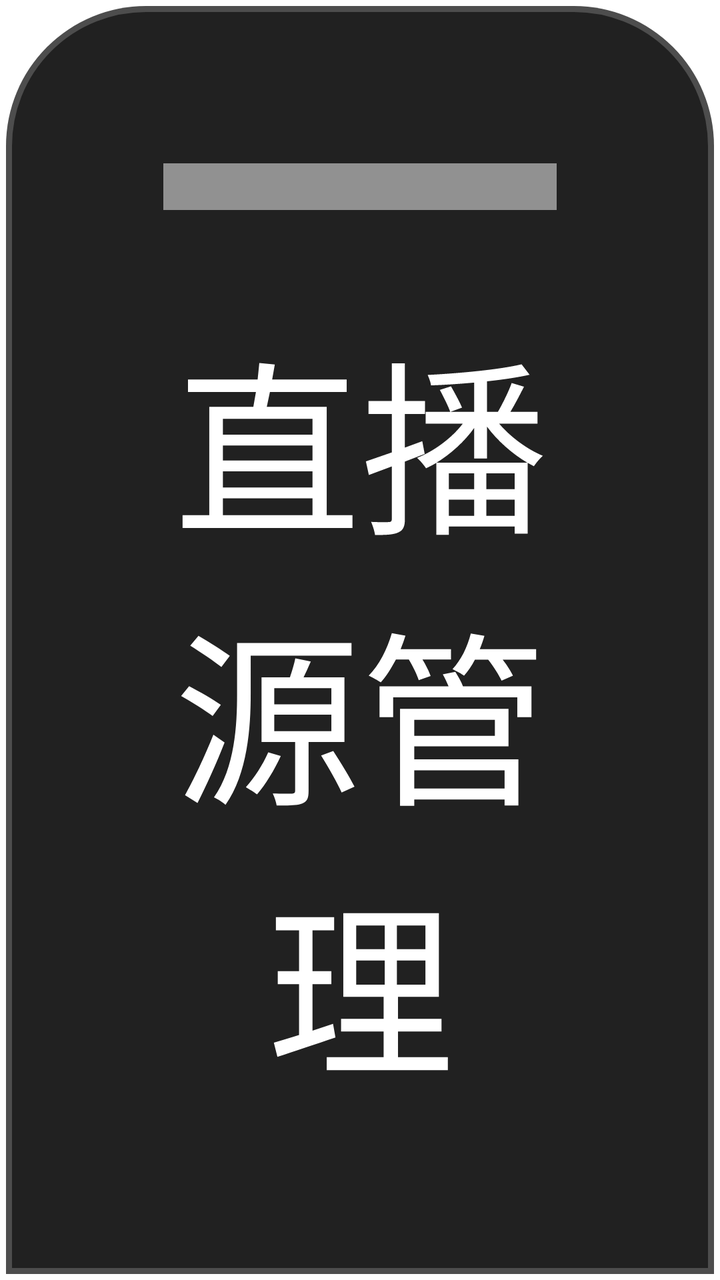
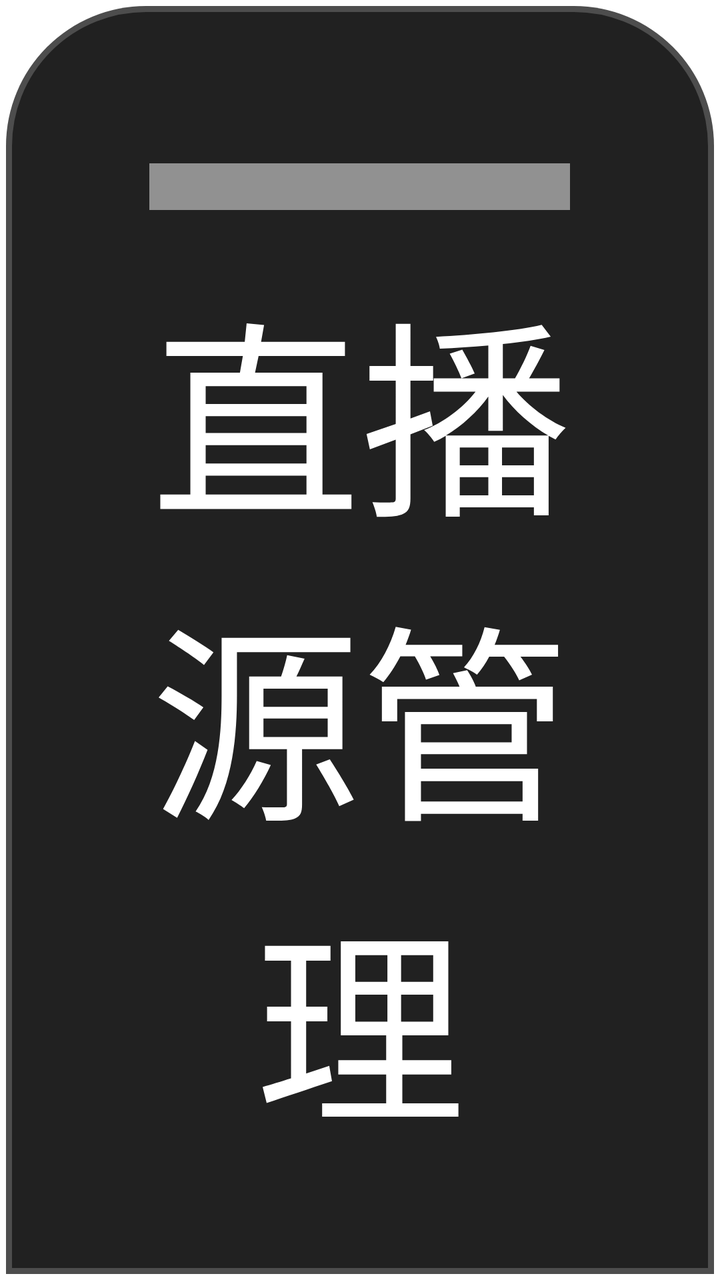

Two renders of the same Android screen: before a commit and after it. Below are the layout's source before the change and the commit's diff.
<!-- AndroidManifest.xml: application theme AppTheme.NoActionBar -->
<!-- res/layout/dialog_live_source.xml -->
<?xml version="1.0" encoding="utf-8"?>
<LinearLayout xmlns:android="http://schemas.android.com/apk/res/android"
    android:layout_width="match_parent"
    android:layout_height="match_parent"
    android:background="@drawable/shape_bottom_sheet_bg"
    android:orientation="vertical"
    android:padding="@dimen/vs_14">

    <View
        android:id="@+id/dragHandle"
        android:layout_width="@dimen/vs_36"
        android:layout_height="@dimen/vs_4"
        android:layout_gravity="center_horizontal"
        android:background="@color/dialog_text_hint" />

    <TextView
        android:id="@+id/title"
        android:layout_width="match_parent"
        android:layout_height="wrap_content"
        android:layout_marginTop="@dimen/vs_8"
        android:gravity="center"
        android:text="直播源管理"
        android:textColor="@color/dialog_text_primary"
        android:textSize="@dimen/ts_30" />

    <FrameLayout
        android:layout_width="match_parent"
        android:layout_height="0dp"
        android:layout_marginTop="@dimen/vs_8"
        android:layout_weight="1">

        <androidx.recyclerview.widget.RecyclerView
            android:id="@+id/list"
            android:layout_width="match_parent"
            android:layout_height="match_parent"
            android:clipToPadding="false" />
    </FrameLayout>

    
    <LinearLayout
        android:layout_width="match_parent"
        android:layout_height="wrap_content"
        android:layout_marginTop="@dimen/vs_8"
        android:orientation="horizontal">

        <EditText
            android:id="@+id/input_live_name"
            android:layout_width="0dp"
            android:layout_height="wrap_content"
            android:layout_weight="2"
            android:background="@drawable/input_dialog_api_input"
            android:hint="直播源名（可空）"
            android:imeOptions="actionNext|flagNoExtractUi"
            android:inputType="text"
            android:maxLines="1"
            android:paddingLeft="@dimen/vs_2"
            android:paddingTop="@dimen/vs_10"
            android:paddingRight="@dimen/vs_2"
            android:paddingBottom="@dimen/vs_10"
            android:singleLine="true"
            android:textColor="@color/dialog_text_primary"
            android:textColorHint="@color/dialog_text_hint"
            android:textSize="@dimen/ts_24" />

        <EditText
            android:id="@+id/input_live_url"
            android:layout_width="0dp"
            android:layout_height="wrap_content"
            android:layout_marginStart="@dimen/vs_5"
            android:layout_weight="3"
            android:background="@drawable/input_dialog_api_input"
            android:hint="输入直播源地址明文"
            android:imeOptions="actionDone|flagNoExtractUi"
            android:inputType="text"
            android:maxLines="1"
            android:paddingLeft="@dimen/vs_2"
            android:paddingTop="@dimen/vs_10"
            android:paddingRight="@dimen/vs_2"
            android:paddingBottom="@dimen/vs_10"
            android:singleLine="true"
            android:textColor="@color/dialog_text_primary"
            android:textColorHint="@color/dialog_text_hint"
            android:textSize="@dimen/ts_24" />

        <TextView
            android:id="@+id/inputSubmit"
            android:layout_width="wrap_content"
            android:layout_height="wrap_content"
            android:layout_gravity="center"
            android:layout_marginStart="@dimen/vs_5"
            android:background="@drawable/button_danmu_setting"
            android:gravity="center"
            android:padding="@dimen/vs_10"
            android:text="添加"
            android:textColor="@color/dialog_text_primary"
            android:textSize="@dimen/ts_22" />
    </LinearLayout>

    
    <LinearLayout
        android:layout_width="match_parent"
        android:layout_height="wrap_content"
        android:layout_marginTop="@dimen/vs_8"
        android:gravity="right"
        android:orientation="horizontal">

        <Space
            android:layout_width="0dp"
            android:layout_height="wrap_content"
            android:layout_weight="1" />

        <TextView
            android:id="@+id/delAll"
            android:layout_width="wrap_content"
            android:layout_height="wrap_content"
            android:background="@drawable/button_danmu_setting"
            android:gravity="center"
            android:paddingLeft="@dimen/vs_30"
            android:paddingTop="@dimen/vs_10"
            android:paddingRight="@dimen/vs_30"
            android:paddingBottom="@dimen/vs_10"
            android:text="全部删除"
            android:textColor="@color/dialog_text_primary"
            android:textSize="@dimen/ts_22" />

        <TextView
            android:id="@+id/btnPerm"
            android:layout_width="wrap_content"
            android:layout_height="wrap_content"
            android:layout_marginStart="@dimen/vs_5"
            android:background="@drawable/button_danmu_setting"
            android:gravity="center"
            android:paddingLeft="@dimen/vs_30"
            android:paddingTop="@dimen/vs_10"
            android:paddingRight="@dimen/vs_30"
            android:paddingBottom="@dimen/vs_10"
            android:text="存储权限"
            android:textColor="@color/dialog_text_primary"
            android:textSize="@dimen/ts_22" />

        <TextView
            android:id="@+id/btnClose"
            android:layout_width="wrap_content"
            android:layout_height="wrap_content"
            android:layout_marginStart="@dimen/vs_5"
            android:background="@drawable/button_danmu_setting"
            android:gravity="center"
            android:paddingLeft="@dimen/vs_30"
            android:paddingTop="@dimen/vs_10"
            android:paddingRight="@dimen/vs_30"
            android:paddingBottom="@dimen/vs_10"
            android:text="关闭"
            android:textColor="@color/dialog_text_primary"
            android:textSize="@dimen/ts_22" />
    </LinearLayout>
</LinearLayout>
<!-- resources referenced by this layout -->
<resources>
  <color name="dialog_text_hint">#80FFFFFF</color>
  <color name="dialog_text_primary">#FFFFFFFF</color>
  <dimen name="ts_22">15mm</dimen>
  <dimen name="ts_24">16mm</dimen>
  <dimen name="ts_30">16mm</dimen>
  <dimen name="vs_10">10mm</dimen>
  <dimen name="vs_14">14mm</dimen>
  <dimen name="vs_2">2mm</dimen>
  <dimen name="vs_30">30mm</dimen>
  <dimen name="vs_36">36mm</dimen>
  <dimen name="vs_4">4mm</dimen>
  <dimen name="vs_5">5mm</dimen>
  <dimen name="vs_8">8mm</dimen>
  <!-- drawable button_danmu_setting (drawable) -->
  <?xml version="1.0" encoding="utf-8"?>
  <selector xmlns:android="http://schemas.android.com/apk/res/android">
      <item android:state_focused="true">
          <shape>
              <corners android:radius="@dimen/vs_6" />
              <solid android:color="@color/dialog_control_bg_focused" />
              <stroke
                  android:width="@dimen/vs_1"
                  android:color="@color/dialog_control_stroke_focused" />
          </shape>
      </item>
      <item>
          <shape>
              <corners android:radius="@dimen/vs_6" />
              <solid android:color="@color/dialog_control_bg" />
              <stroke
                  android:width="@dimen/vs_1"
                  android:color="@color/dialog_control_stroke" />
          </shape>
      </item>
  </selector>
  <!-- drawable shape_bottom_sheet_bg (drawable) -->
  <?xml version="1.0" encoding="utf-8"?>
  <shape xmlns:android="http://schemas.android.com/apk/res/android"
      android:shape="rectangle">
      <corners
          android:topLeftRadius="@dimen/vs_12"
          android:topRightRadius="@dimen/vs_12" />
      <solid android:color="@color/dialog_panel_bg" />
      <stroke
          android:width="@dimen/vs_1"
          android:color="@color/dialog_panel_stroke" />
  </shape>
  <style name="AppTheme.NoActionBar" parent="AppTheme">
          <item name="android:windowActionBar">false</item>
          <item name="android:windowNoTitle">true</item>
          <item name="windowActionBar">false</item>
          <item name="android:windowFullscreen">false</item>//手机版：默认保留状态栏，全屏页面运行时再隐藏
          <item name="android:windowContentOverlay">@null</item>//是否有遮盖
          <item name="windowNoTitle">true</item>
          
          
          <item name="android:windowBackground">@android:color/transparent</item>
          
          <item name="android:statusBarColor">@android:color/transparent</item>
          <item name="android:windowDrawsSystemBarBackgrounds">true</item>
      </style>
  <dimen name="vs_6">6mm</dimen>
  <color name="dialog_control_bg_focused">#CC1890FF</color>
  <dimen name="vs_1">1mm</dimen>
  <color name="dialog_control_stroke_focused">#CC02F8E1</color>
  <color name="dialog_control_bg">#80353744</color>
  <color name="dialog_control_stroke">#22FFFFFF</color>
  <dimen name="vs_20_">-20mm</dimen>
  <color name="dialog_panel_stroke">#33FFFFFF</color>
  <color name="dialog_input_bg">#66353744</color>
  <dimen name="vs_12">12mm</dimen>
  <color name="dialog_panel_bg">#F2161616</color>
  <style name="AppTheme" parent="Theme.AppCompat.Light.DarkActionBar">
          
          <item name="colorPrimary">@color/color_6200EE</item>
          <item name="colorPrimaryDark">@color/color_3700B3</item>
          <item name="colorAccent">@color/color_03DAC5</item>
      </style>
  <color name="color_6200EE">#6200EE</color>
  <color name="color_3700B3">#3700B3</color>
  <color name="color_03DAC5">#03DAC5</color>
  <!-- unchanged entries left out for length: 1 -->
</resources>

<!-- the commit's change to res/layout/dialog_live_source.xml (unified diff, before → after) -->
@@ -4,29 +4,39 @@
     android:layout_height="match_parent"
     android:background="@drawable/shape_bottom_sheet_bg"
     android:orientation="vertical"
-    android:padding="@dimen/vs_14">
+    android:padding="@dimen/vs_12">
 
-    <View
-        android:id="@+id/dragHandle"
-        android:layout_width="@dimen/vs_36"
-        android:layout_height="@dimen/vs_4"
-        android:layout_gravity="center_horizontal"
-        android:background="@color/dialog_text_hint" />
-
-    <TextView
-        android:id="@+id/title"
+    
+    <LinearLayout
+        android:id="@+id/sheetHeader"
         android:layout_width="match_parent"
         android:layout_height="wrap_content"
-        android:layout_marginTop="@dimen/vs_8"
-        android:gravity="center"
-        android:text="直播源管理"
-        android:textColor="@color/dialog_text_primary"
-        android:textSize="@dimen/ts_30" />
+        android:orientation="vertical"
+        android:paddingTop="@dimen/vs_2"
+        android:paddingBottom="@dimen/vs_2">
+
+        <View
+            android:id="@+id/dragHandle"
+            android:layout_width="@dimen/vs_36"
+            android:layout_height="@dimen/vs_4"
+            android:layout_gravity="center_horizontal"
+            android:background="@color/dialog_text_hint" />
+
+        <TextView
+            android:id="@+id/title"
+            android:layout_width="match_parent"
+            android:layout_height="wrap_content"
+            android:layout_marginTop="@dimen/vs_4"
+            android:gravity="center"
+            android:text="直播源管理"
+            android:textColor="@color/dialog_text_primary"
+            android:textSize="@dimen/ts_28" />
+    </LinearLayout>
 
     <FrameLayout
         android:layout_width="match_parent"
         android:layout_height="0dp"
-        android:layout_marginTop="@dimen/vs_8"
+        android:layout_marginTop="@dimen/vs_4"
         android:layout_weight="1">
 
         <androidx.recyclerview.widget.RecyclerView
@@ -34,13 +44,21 @@
             android:layout_width="match_parent"
             android:layout_height="match_parent"
             android:clipToPadding="false" />
+
+        <com.github.tvbox.osc.ui.tv.widget.LoadingRingView
+            android:id="@+id/loading"
+            android:layout_width="@dimen/vs_50"
+            android:layout_height="@dimen/vs_50"
+            android:layout_gravity="center"
+            android:visibility="gone" />
     </FrameLayout>
 
     
     <LinearLayout
         android:layout_width="match_parent"
         android:layout_height="wrap_content"
-        android:layout_marginTop="@dimen/vs_8"
+        android:layout_marginTop="@dimen/vs_6"
+        android:gravity="center_vertical"
         android:orientation="horizontal">
 
         <EditText
@@ -49,108 +67,102 @@
             android:layout_height="wrap_content"
             android:layout_weight="2"
             android:background="@drawable/input_dialog_api_input"
-            android:hint="直播源名（可空）"
+            android:hint="直播源名"
             android:imeOptions="actionNext|flagNoExtractUi"
             android:inputType="text"
             android:maxLines="1"
-            android:paddingLeft="@dimen/vs_2"
-            android:paddingTop="@dimen/vs_10"
-            android:paddingRight="@dimen/vs_2"
-            android:paddingBottom="@dimen/vs_10"
+            android:paddingLeft="@dimen/vs_8"
+            android:paddingTop="@dimen/vs_6"
+            android:paddingRight="@dimen/vs_8"
+            android:paddingBottom="@dimen/vs_6"
             android:singleLine="true"
             android:textColor="@color/dialog_text_primary"
             android:textColorHint="@color/dialog_text_hint"
-            android:textSize="@dimen/ts_24" />
+            android:textSize="@dimen/ts_20" />
 
         <EditText
             android:id="@+id/input_live_url"
             android:layout_width="0dp"
             android:layout_height="wrap_content"
-            android:layout_marginStart="@dimen/vs_5"
+            android:layout_marginStart="@dimen/vs_4"
             android:layout_weight="3"
             android:background="@drawable/input_dialog_api_input"
-            android:hint="输入直播源地址明文"
+            android:hint="直播源地址"
             android:imeOptions="actionDone|flagNoExtractUi"
             android:inputType="text"
             android:maxLines="1"
-            android:paddingLeft="@dimen/vs_2"
-            android:paddingTop="@dimen/vs_10"
-            android:paddingRight="@dimen/vs_2"
-            android:paddingBottom="@dimen/vs_10"
+            android:paddingLeft="@dimen/vs_8"
+            android:paddingTop="@dimen/vs_6"
+            android:paddingRight="@dimen/vs_8"
+            android:paddingBottom="@dimen/vs_6"
             android:singleLine="true"
             android:textColor="@color/dialog_text_primary"
             android:textColorHint="@color/dialog_text_hint"
-            android:textSize="@dimen/ts_24" />
+            android:textSize="@dimen/ts_20" />
 
         <TextView
             android:id="@+id/inputSubmit"
             android:layout_width="wrap_content"
             android:layout_height="wrap_content"
-            android:layout_gravity="center"
-            android:layout_marginStart="@dimen/vs_5"
+            android:layout_gravity="center_vertical"
+            android:layout_marginStart="@dimen/vs_4"
             android:background="@drawable/button_danmu_setting"
             android:gravity="center"
-            android:padding="@dimen/vs_10"
+            android:paddingLeft="@dimen/vs_12"
+            android:paddingTop="@dimen/vs_6"
+            android:paddingRight="@dimen/vs_12"
+            android:paddingBottom="@dimen/vs_6"
             android:text="添加"
             android:textColor="@color/dialog_text_primary"
-            android:textSize="@dimen/ts_22" />
+            android:textSize="@dimen/ts_20" />
     </LinearLayout>
 
     
     <LinearLayout
         android:layout_width="match_parent"
         android:layout_height="wrap_content"
-        android:layout_marginTop="@dimen/vs_8"
-        android:gravity="right"
+        android:layout_marginTop="@dimen/vs_6"
         android:orientation="horizontal">
-
-        <Space
-            android:layout_width="0dp"
-            android:layout_height="wrap_content"
-            android:layout_weight="1" />
 
         <TextView
             android:id="@+id/delAll"
-            android:layout_width="wrap_content"
+            android:layout_width="0dp"
             android:layout_height="wrap_content"
+            android:layout_weight="1"
             android:background="@drawable/button_danmu_setting"
             android:gravity="center"
-            android:paddingLeft="@dimen/vs_30"
-            android:paddingTop="@dimen/vs_10"
-            android:paddingRight="@dimen/vs_30"
-            android:paddingBottom="@dimen/vs_10"
+            android:paddingTop="@dimen/vs_6"
+            android:paddingBottom="@dimen/vs_6"
             android:text="全部删除"
             android:textColor="@color/dialog_text_primary"
-            android:textSize="@dimen/ts_22" />
+            android:textSize="@dimen/ts_20" />
 
         <TextView
             android:id="@+id/btnPerm"
-            android:layout_width="wrap_content"
+            android:layout_width="0dp"
             android:layout_height="wrap_content"
-            android:layout_marginStart="@dimen/vs_5"
+            android:layout_marginStart="@dimen/vs_4"
+            android:layout_weight="1"
             android:background="@drawable/button_danmu_setting"
             android:gravity="center"
-            android:paddingLeft="@dimen/vs_30"
-            android:paddingTop="@dimen/vs_10"
-            android:paddingRight="@dimen/vs_30"
-            android:paddingBottom="@dimen/vs_10"
+            android:paddingTop="@dimen/vs_6"
+            android:paddingBottom="@dimen/vs_6"
             android:text="存储权限"
             android:textColor="@color/dialog_text_primary"
-            android:textSize="@dimen/ts_22" />
+            android:textSize="@dimen/ts_20" />
 
         <TextView
             android:id="@+id/btnClose"
-            android:layout_width="wrap_content"
+            android:layout_width="0dp"
             android:layout_height="wrap_content"
-            android:layout_marginStart="@dimen/vs_5"
+            android:layout_marginStart="@dimen/vs_4"
+            android:layout_weight="1"
             android:background="@drawable/button_danmu_setting"
             android:gravity="center"
-            android:paddingLeft="@dimen/vs_30"
-            android:paddingTop="@dimen/vs_10"
-            android:paddingRight="@dimen/vs_30"
-            android:paddingBottom="@dimen/vs_10"
+            android:paddingTop="@dimen/vs_6"
+            android:paddingBottom="@dimen/vs_6"
             android:text="关闭"
             android:textColor="@color/dialog_text_primary"
-            android:textSize="@dimen/ts_22" />
+            android:textSize="@dimen/ts_20" />
     </LinearLayout>
 </LinearLayout>
<!-- resource entries referenced after the edit -->
@@ -2,15 +2,12 @@
 <resources>
   <color name="dialog_text_hint">#80FFFFFF</color>
   <color name="dialog_text_primary">#FFFFFFFF</color>
-  <dimen name="ts_22">15mm</dimen>
-  <dimen name="ts_24">16mm</dimen>
-  <dimen name="ts_30">16mm</dimen>
-  <dimen name="vs_10">10mm</dimen>
-  <dimen name="vs_14">14mm</dimen>
+  <dimen name="ts_20">14mm</dimen>
+  <dimen name="ts_28">18mm</dimen>
   <dimen name="vs_2">2mm</dimen>
-  <dimen name="vs_30">30mm</dimen>
   <dimen name="vs_36">36mm</dimen>
   <dimen name="vs_4">4mm</dimen>
+  <dimen name="vs_50">50mm</dimen>
   <dimen name="vs_5">5mm</dimen>
   <dimen name="vs_8">8mm</dimen>
   <!-- drawable button_danmu_setting (drawable) -->
